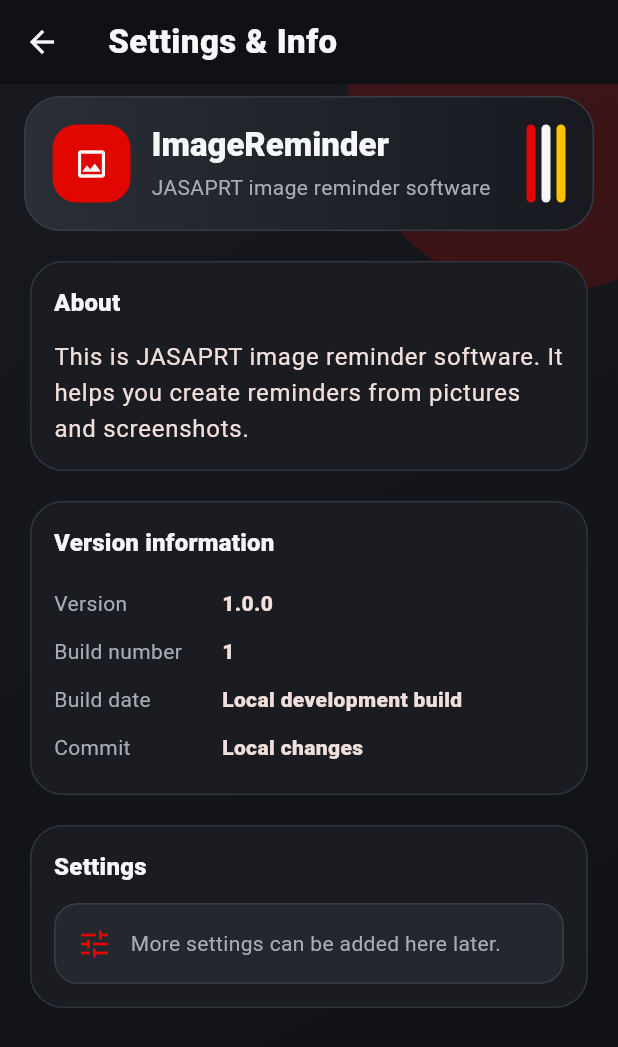
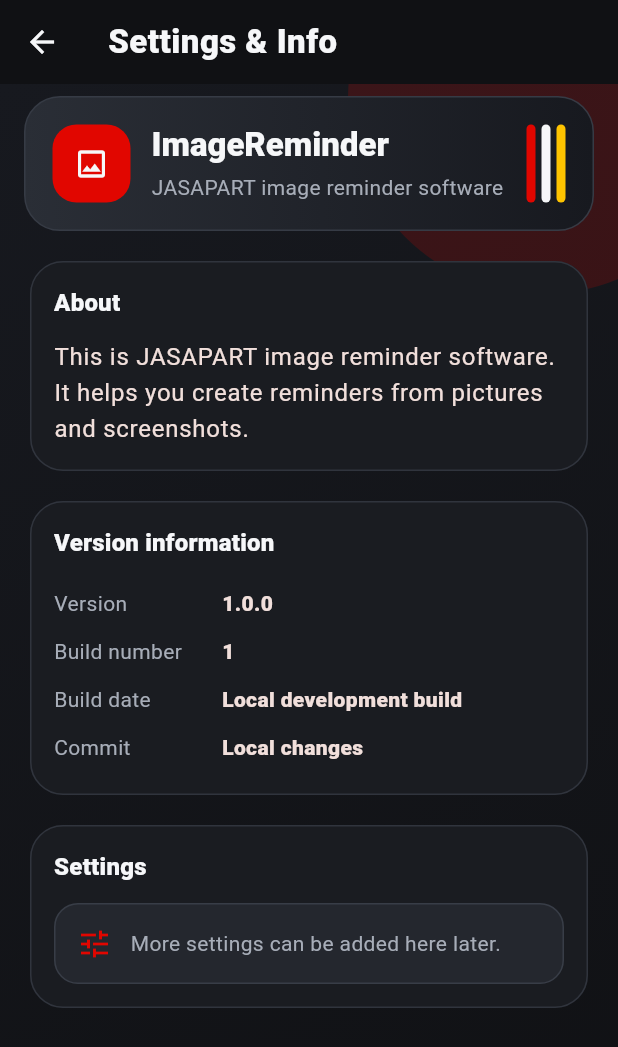
Before and after one commit to jasakuva/image_reminder, a Flutter app: the SettingsInfoScreen screen opened directly, on a phone screen of 412 x 824 dp. Shown: the top 1047 px of the screen. Run offline on Flutter 3.47's test engine with Material 3 defaults, Android fonts, the phone set to English and light mode, and no system bars; our stand-ins replace flutter_local_notifications, flutter_timezone, image_picker, shared_preferences, timezone; accounts and stored records are empty.

Commit message:
Fix-build-info-settings

```diff
--- a/lib/core/app_info/app_build_info.dart
+++ b/lib/core/app_info/app_build_info.dart
@@ -2,7 +2,7 @@ class AppBuildInfo {
   const AppBuildInfo._();
 
   static const appName = 'ImageReminder';
-  static const softwareName = 'JASAPRT image reminder software';
+  static const softwareName = 'JASAPART image reminder software';
   static const version = String.fromEnvironment(
     'APP_VERSION',
     defaultValue: '1.0.0',
```
Also changed, not shown: 2 other files.
